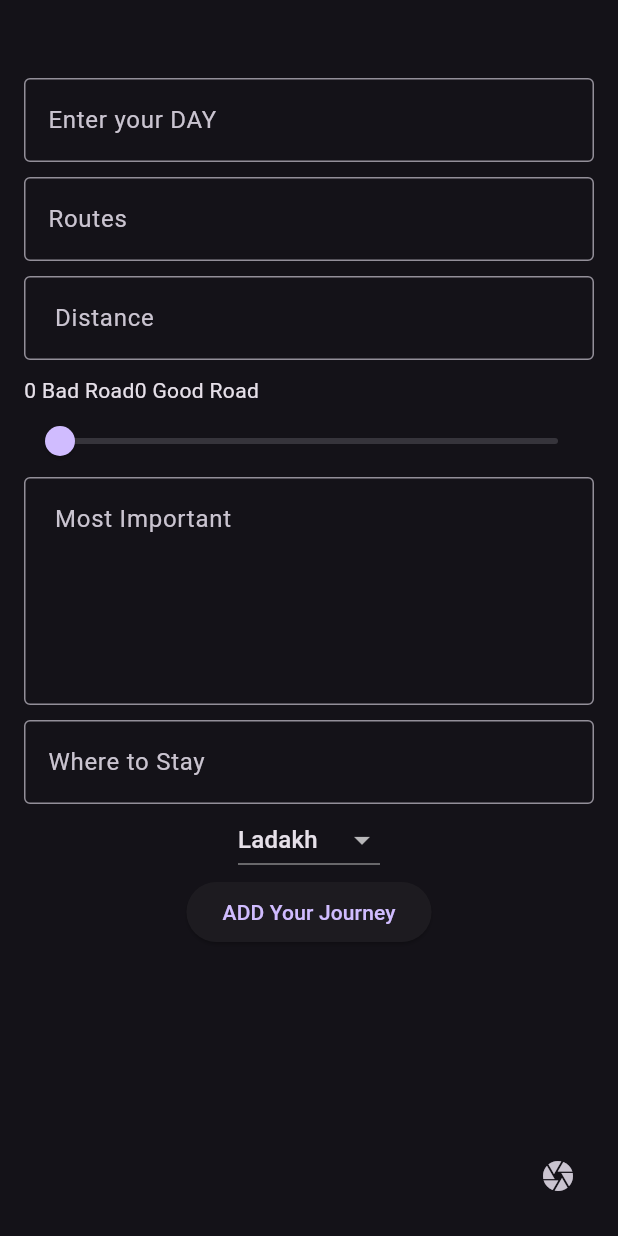
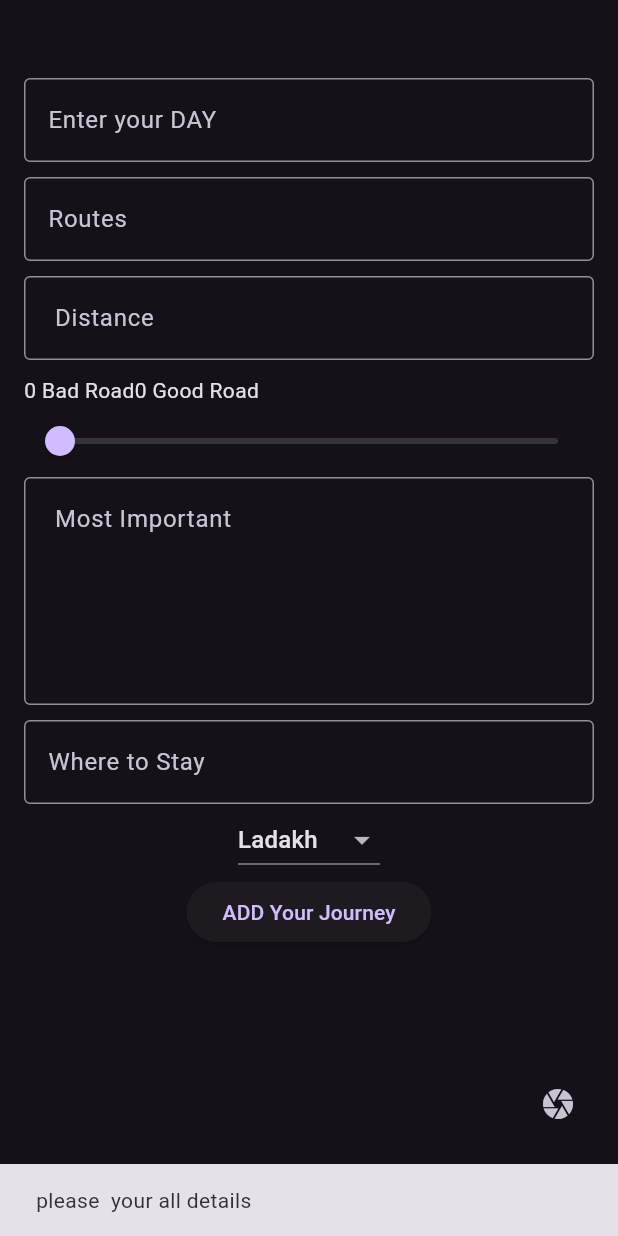
Before and after one commit to BaoHancock/travel, a Flutter app: the Addnew screen opened directly with empty values, after a tap on "ADD Your Journey", on a phone screen of 412 x 824 dp. Run offline on Flutter 3.47's test engine with Material 3 defaults, Android fonts, the phone set to English and light mode, and no system bars; our stand-ins replace card_swiper, firebase_auth, firebase_core, firebase_storage, image_picker, lottie and 1 more; missing offline and left inert: gallery_picker; accounts and stored records are empty; project files that could hold a hidden picture were left out.

Commit message:
15 commit

```diff
--- a/lib/screens/Addnew.dart
+++ b/lib/screens/Addnew.dart
@@ -6,8 +6,10 @@ import 'package:firebase_storage/firebase_storage.dart';
 import 'package:flutter/cupertino.dart';
 import 'package:flutter/material.dart';
 import 'package:image_picker/image_picker.dart';
+import 'package:lottie/lottie.dart';
 import 'package:travelme/screens/homepage.dart';
 import 'package:http/http.dart'as http;
+import 'package:travelme/screens/transportofbike.dart';
 import 'package:travelme/utils.dart';
 import 'package:travelme/widgets/notifi.dart';
 class Addnew extends StatefulWidget {
@@ -122,8 +124,37 @@ print(res.body);
                   items: dropdownItems
                   ),
               ElevatedButton(onPressed: (){
+                setState(() {
 
-                cardpost();
+                });
+                if(textEditingController.text.isNotEmpty&&RoutesEditingController.text.isNotEmpty&&DisttanceEditingController.text.isNotEmpty&&MostimportEditingController.text.isNotEmpty&&downloadUrl.isNotEmpty&&whretostayEditingController.text.isNotEmpty){
+ cardpost();
+ Navigator.of(context).pop();
+    ScaffoldMessenger.of(context).showSnackBar(
+                SnackBar(
+                 backgroundColor: Colors.black
+                 ,
+                  content:Text(""),
+                  action: SnackBarAction(
+                    label: 'Please fill the transprot details',
+                    onPressed: () {
+                       Navigator.of(context).pop();
+                      Navigator.of(context).push(MaterialPageRoute(builder: ((context) => Transportbike())));
+                    },
+                  ),
+                ),
+              );
+                }
+                else{
+  ScaffoldMessenger.of(context).showSnackBar(
+                SnackBar(
+                  content: Text('please  your all details'),
+
+                ),
+              );
+
+
+                }
 
 
 
--- a/lib/widgets/notifi.dart
+++ b/lib/widgets/notifi.dart
@@ -1,4 +1,3 @@
-import "package:flutter/material.dart";
 
 
 // void showNotification(BuildContext context, String message) {
```
Also changed, not shown: lib/main.dart (+7 -6 lines), lib/utils.dart (+4 -3 lines), 3 other files.
